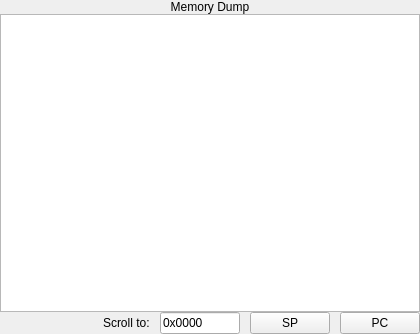
Qt form memorydumppane.ui (StanWarford/pep9suite) before a commit.
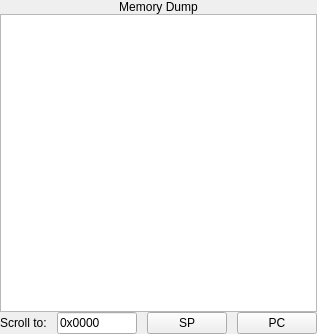
The same form after that commit.

Diff of the .ui file:
```diff
--- a/memorydumppane.ui
+++ b/memorydumppane.ui
@@ -6,7 +6,7 @@
    <rect>
     <x>0</x>
     <y>0</y>
-    <width>420</width>
+    <width>304</width>
     <height>334</height>
    </rect>
   </property>
@@ -22,6 +22,12 @@
     <height>0</height>
    </size>
   </property>
+  <property name="maximumSize">
+   <size>
+    <width>304</width>
+    <height>16777215</height>
+   </size>
+  </property>
   <property name="baseSize">
    <size>
     <width>0</width>
```
